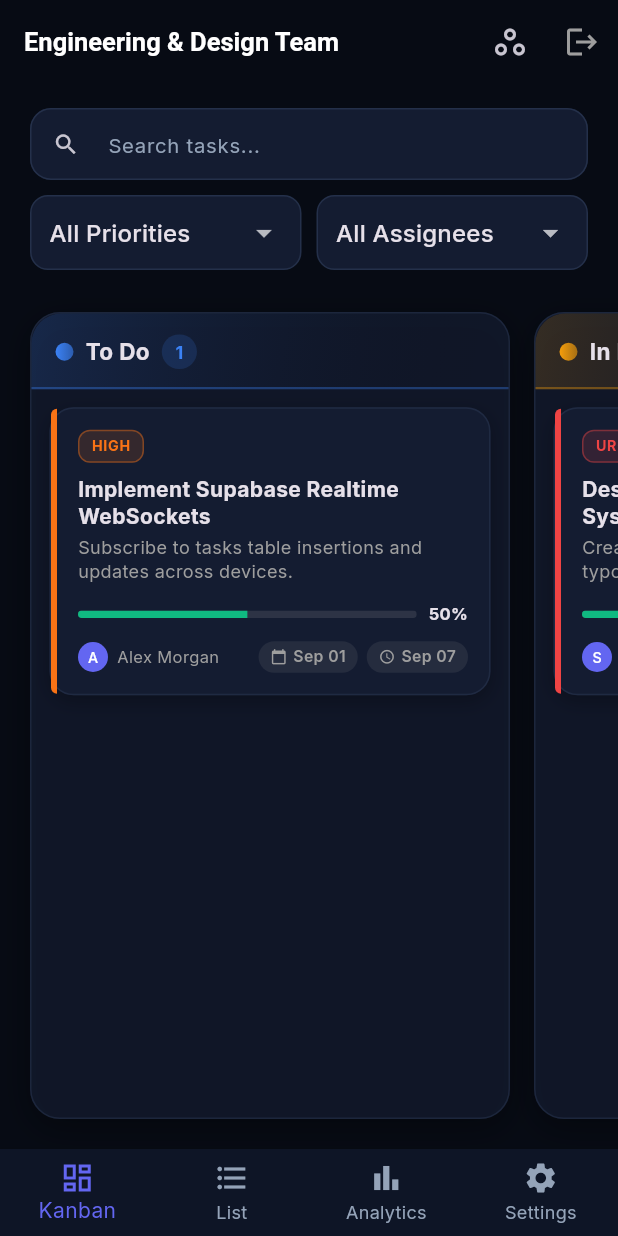
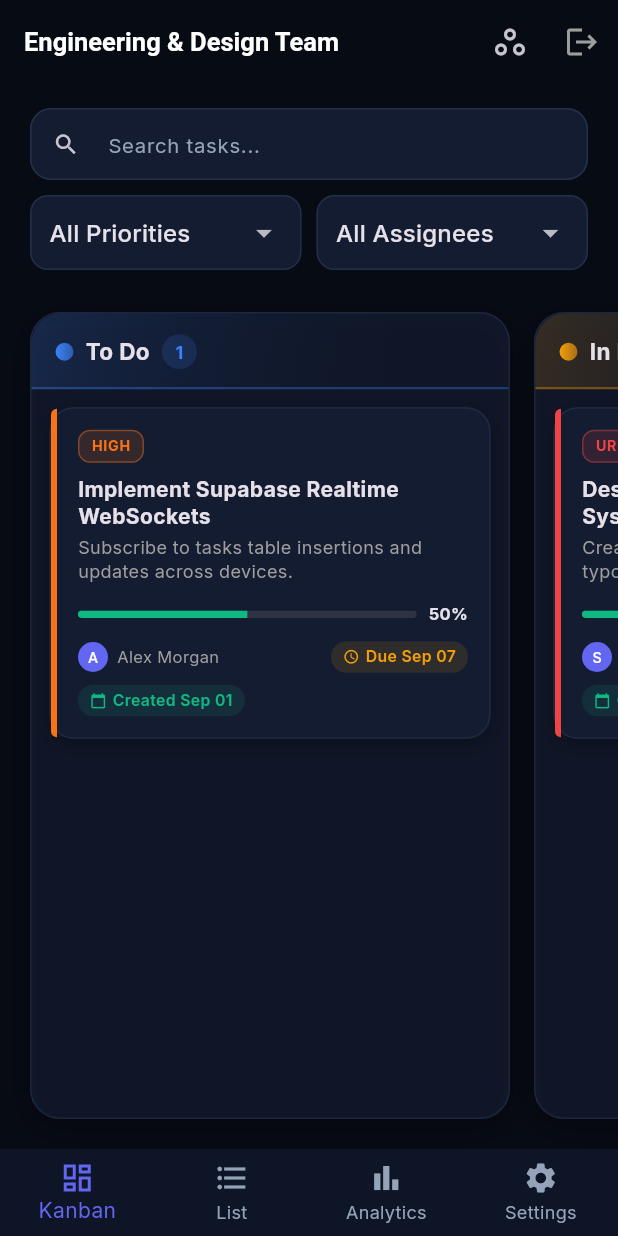
Before and after one commit to ronaldrosejoseph/task-sphere, a Flutter app: the screen it shows after launch, on a phone screen of 412 x 824 dp. Run offline on Flutter 3.47's test engine with Material 3 defaults, Android fonts, the phone set to English and light mode, and no system bars; drawn by our look-alikes of flutter_animate; our stand-ins replace file_picker, fl_chart, flutter_local_notifications, flutter_riverpod, flutter_timezone, google_fonts and 4 more; accounts and stored records are empty.

Commit message:
Label and color the kanban card date chips
The card footer showed two grey date pills with no way to tell which was
the created date and which the due date. The due chip is now amber with a
"Due" label (red + bold when overdue), and the created chip is green with
a "Created" label on its own row so neither clips at any card width.

Closes #107

```diff
--- a/lib/views/kanban/kanban_view.dart
+++ b/lib/views/kanban/kanban_view.dart
@@ -464,6 +464,8 @@ class _TaskCardWidget extends StatelessWidget {
   Widget build(BuildContext context) {
     final isDark = Theme.of(context).brightness == Brightness.dark;
     final isOverdue = task.dueDate != null && task.dueDate!.isBefore(DateTime.now());
+    // Amber for upcoming due dates so red can keep meaning "overdue".
+    final dueColor = isOverdue ? Colors.redAccent : const Color(0xFFF59E0B);
 
     return Container(
       margin: const EdgeInsets.only(bottom: 12),
@@ -597,11 +599,10 @@ class _TaskCardWidget extends StatelessWidget {
                       const SizedBox(height: 10),
                     ],
 
-                    // Footer: Assignee, Created & Due Date
+                    // Footer row 1: Assignee & Due Date
                     Row(
                       mainAxisAlignment: MainAxisAlignment.spaceBetween,
                       children: [
-                        // Assignee
                         Expanded(
                           child: Row(
                             children: [
@@ -625,64 +626,60 @@ class _TaskCardWidget extends StatelessWidget {
                           ),
                         ),
 
-                        Row(
-                          mainAxisSize: MainAxisSize.min,
-                          children: [
-                            // Created Date Chip
+                        // Due Date Chip
+                        if (task.dueDate != null)
                           Container(
                             padding: const EdgeInsets.symmetric(horizontal: 8, vertical: 3),
                             decoration: BoxDecoration(
-                                color: Colors.grey.withValues(alpha: 0.12),
+                              color: dueColor.withValues(alpha: 0.12),
                               borderRadius: BorderRadius.circular(20),
                             ),
                             child: Row(
+                              mainAxisSize: MainAxisSize.min,
                               children: [
-                                  const Icon(Icons.calendar_today, size: 11, color: Colors.grey),
+                                Icon(Icons.schedule, size: 11, color: dueColor),
                                 const SizedBox(width: 4),
                                 Text(
-                                    DateFormat('MMM dd').format(task.createdAt),
-                                    style: const TextStyle(
-                                      fontSize: 10.5,
-                                      fontWeight: FontWeight.w600,
-                                      color: Colors.grey,
-                                    ),
-                                  ),
-                                ],
-                              ),
-                            ),
-                            // Due Date Chip
-                            if (task.dueDate != null) ...[
-                              const SizedBox(width: 6),
-                              Container(
-                                padding: const EdgeInsets.symmetric(horizontal: 8, vertical: 3),
-                                decoration: BoxDecoration(
-                                  color: (isOverdue ? Colors.redAccent : Colors.grey)
-                                      .withValues(alpha: 0.12),
-                                  borderRadius: BorderRadius.circular(20),
-                                ),
-                                child: Row(
-                                  children: [
-                                    Icon(
-                                      Icons.schedule,
-                                      size: 11,
-                                      color: isOverdue ? Colors.redAccent : Colors.grey,
-                                    ),
-                                    const SizedBox(width: 4),
-                                    Text(
-                                      DateFormat('MMM dd').format(task.dueDate!),
+                                  'Due ${DateFormat('MMM dd').format(task.dueDate!)}',
                                   style: TextStyle(
                                     fontSize: 10.5,
                                     fontWeight: isOverdue ? FontWeight.bold : FontWeight.w600,
-                                        color: isOverdue ? Colors.redAccent : Colors.grey,
+                                    color: dueColor,
                                   ),
                                 ),
                               ],
                             ),
                           ),
                       ],
+                    ),
+                    const SizedBox(height: 8),
+
+                    // Footer row 2: Created Date Chip (on its own line so the
+                    // label never squeezes the assignee or clips at any width)
+                    Align(
+                      alignment: Alignment.centerLeft,
+                      child: Container(
+                        padding: const EdgeInsets.symmetric(horizontal: 8, vertical: 3),
+                        decoration: BoxDecoration(
+                          color: const Color(0xFF10B981).withValues(alpha: 0.12),
+                          borderRadius: BorderRadius.circular(20),
+                        ),
+                        child: Row(
+                          mainAxisSize: MainAxisSize.min,
+                          children: [
+                            const Icon(Icons.calendar_today, size: 11, color: Color(0xFF10B981)),
+                            const SizedBox(width: 4),
+                            Text(
+                              'Created ${DateFormat('MMM dd').format(task.createdAt)}',
+                              style: const TextStyle(
+                                fontSize: 10.5,
+                                fontWeight: FontWeight.w600,
+                                color: Color(0xFF10B981),
+                              ),
+                            ),
                           ],
                         ),
-                      ],
+                      ),
                     ),
                   ],
                 ),
```
Also changed, not shown: 1 other file. Lines whose indentation alone changed are shown as unchanged.
